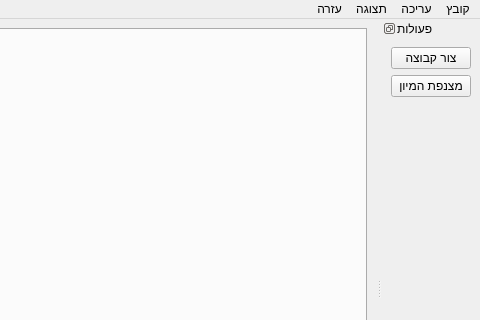
The window that gui/resources/mainwindow.ui (PillowTweezers/PurMyun) describes before a commit, drawn with Qt 5; both pictures show x 440 to 920 and y 0 to 320 of the 920 by 579 pixel window.
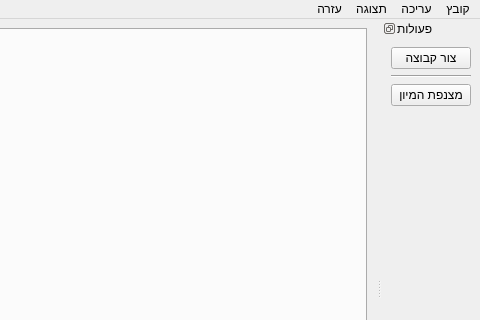
The same window after the commit. Icons and pictures are not drawn. Custom widgets are drawn as their Qt base class.

Patch:
```diff
--- a/gui/resources/mainwindow.ui
+++ b/gui/resources/mainwindow.ui
@@ -116,10 +116,30 @@
        <property name="text">
         <string>צור קבוצה</string>
        </property>
+       <property name="icon">
+        <iconset resource="mainwindow.qrc">
+         <normaloff>:/assets/create_team.png</normaloff>:/assets/create_team.png</iconset>
+       </property>
+      </widget>
+     </item>
+     <item>
+      <widget class="Line" name="line">
+       <property name="lineWidth">
+        <number>1</number>
+       </property>
+       <property name="midLineWidth">
+        <number>0</number>
+       </property>
+       <property name="orientation">
+        <enum>Qt::Horizontal</enum>
+       </property>
       </widget>
      </item>
      <item>
       <widget class="QPushButton" name="assignTeamsBtn">
+       <property name="styleSheet">
+        <string notr="true">text-align: center;</string>
+       </property>
        <property name="text">
         <string>מצנפת המיון</string>
        </property>
```
Left out of the diff: 7 changed lines with no effect on the pictures.
